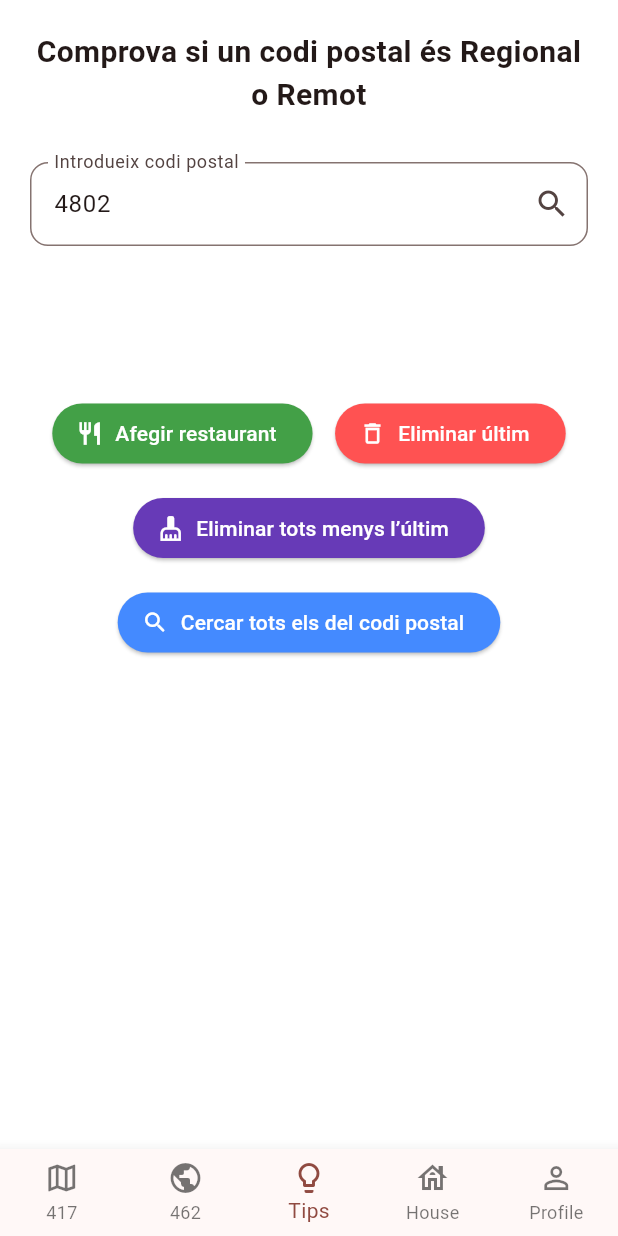
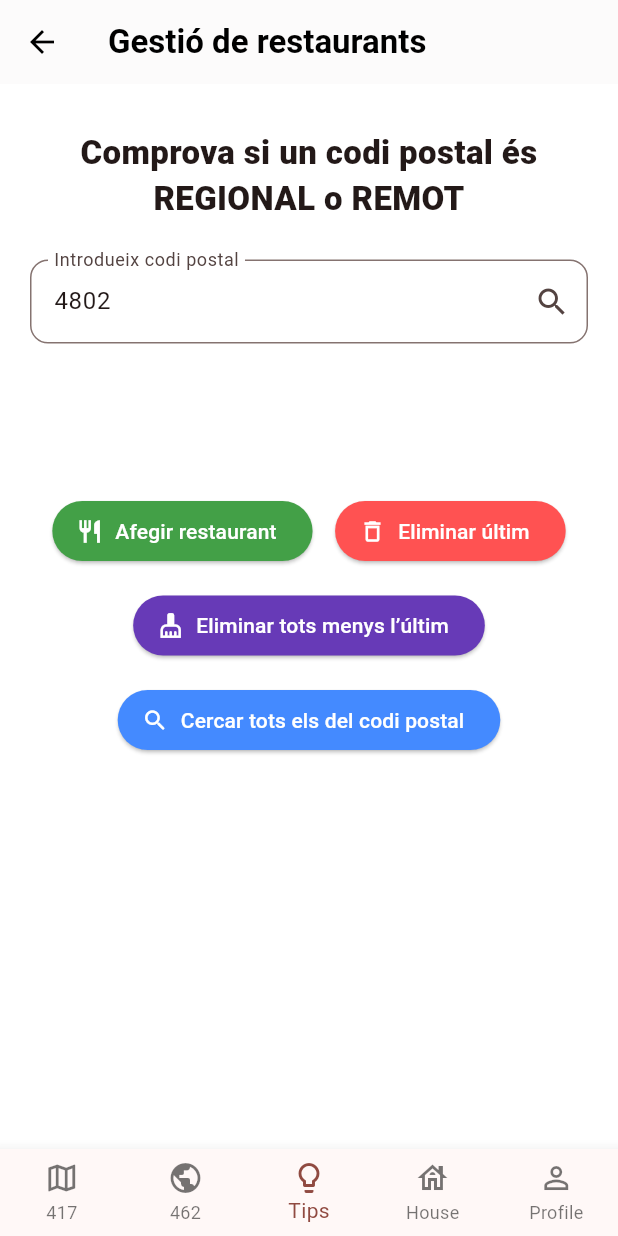
Before and after one commit to miquelmasso/mywhv, a Flutter app: the screen it shows after launch, item 3 of the bottom bar chosen, on a phone screen of 412 x 824 dp. Run offline on Flutter 3.47's test engine with Material 3 defaults, Android fonts, the phone set to English and light mode, and no system bars; our stand-ins replace cloud_firestore, file_picker, firebase_core, google_maps_flutter, permission_handler, shared_preferences; missing offline and left inert: flutter_email_sender, google_maps_cluster_manager; accounts and stored records are empty.

```diff
--- a/lib/screens/tips_page.dart
+++ b/lib/screens/tips_page.dart
@@ -380,10 +380,20 @@ class _TipsPageState extends State<TipsPage> {
     }
   }
 
-  // ---------------- 🔹 UI ----------------
+   // 🔹 INTERFÍCIE
   @override
   Widget build(BuildContext context) {
     return Scaffold(
+      appBar: AppBar(
+        title: const Text('Gestió de restaurants', style: TextStyle(fontWeight: FontWeight.bold)),
+        leading: IconButton(
+          icon: const Icon(Icons.arrow_back),
+          onPressed: () => Navigator.pop(context),
+        ),
+        backgroundColor: Colors.white,
+        foregroundColor: Colors.black,
+        elevation: 0.5,
+      ),
       backgroundColor: Colors.white,
       body: Padding(
         padding: const EdgeInsets.all(20),
@@ -391,20 +401,19 @@ class _TipsPageState extends State<TipsPage> {
           child: Column(
             mainAxisAlignment: MainAxisAlignment.center,
             children: [
+              const SizedBox(height: 10),
               const Text(
-                'Comprova si un codi postal és Regional o Remot',
-                style: TextStyle(fontSize: 20, fontWeight: FontWeight.bold),
+                'Comprova si un codi postal és\nREGIONAL o REMOT',
+                style: TextStyle(fontSize: 22, fontWeight: FontWeight.w800, height: 1.4),
                 textAlign: TextAlign.center,
               ),
-              const SizedBox(height: 30),
+              const SizedBox(height: 25),
               TextField(
                 controller: _postcodeController,
                 keyboardType: TextInputType.number,
                 decoration: InputDecoration(
                   labelText: 'Introdueix codi postal',
-                  border: OutlineInputBorder(
-                    borderRadius: BorderRadius.circular(12),
-                  ),
+                  border: OutlineInputBorder(borderRadius: BorderRadius.circular(12)),
                   suffixIcon: IconButton(
                     icon: const Icon(Icons.search),
                     onPressed: _checkPostcode,
@@ -423,8 +432,8 @@ class _TipsPageState extends State<TipsPage> {
                     color: _result.contains('✅')
                         ? Colors.green
                         : _result.contains('⚠️')
-                        ? Colors.orange
-                        : Colors.red,
+                            ? Colors.orange
+                            : Colors.red,
                     fontWeight: FontWeight.w600,
                   ),
                   textAlign: TextAlign.center,
```
Also changed, not shown: lib/screens/profile_page.dart (+27 -2 lines).
